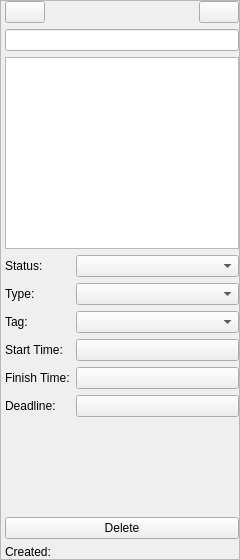
First picture: the form in SourceCode/Revelation/RevelationRightSidebar.ui, repository rhzxg/Revelation, before the edit.
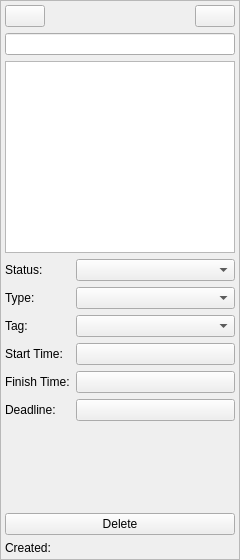
Second picture: the form after the edit. Custom widgets are drawn as their Qt base class.

Commit message: feat: remove sidebar wrapper

Patch:
```diff
--- a/SourceCode/Revelation/RevelationRightSidebar.ui
+++ b/SourceCode/Revelation/RevelationRightSidebar.ui
@@ -39,13 +39,13 @@
        <number>4</number>
       </property>
       <property name="topMargin">
-       <number>0</number>
+       <number>4</number>
       </property>
       <property name="rightMargin">
-       <number>0</number>
+       <number>4</number>
       </property>
       <property name="bottomMargin">
-       <number>0</number>
+       <number>4</number>
       </property>
       <item row="1" column="0" colspan="3">
        <widget class="QWidget" name="widget" native="true">
```
The commit also changes 7 other files.
